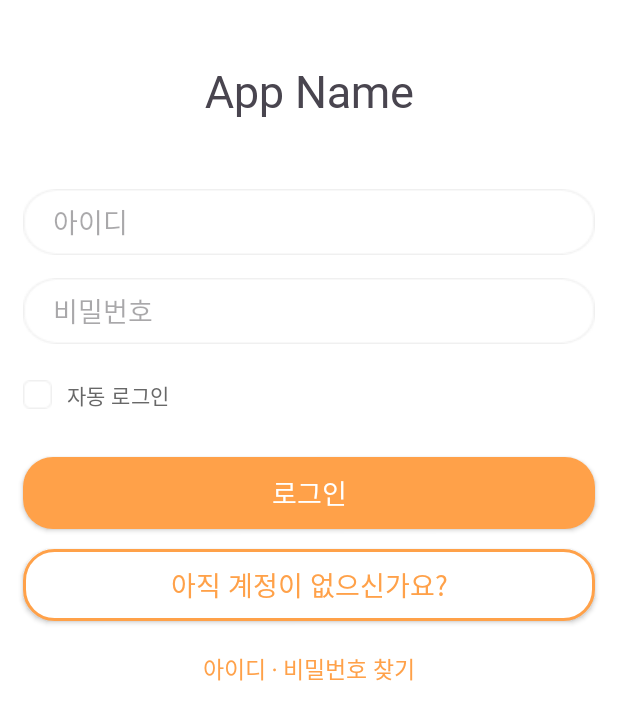
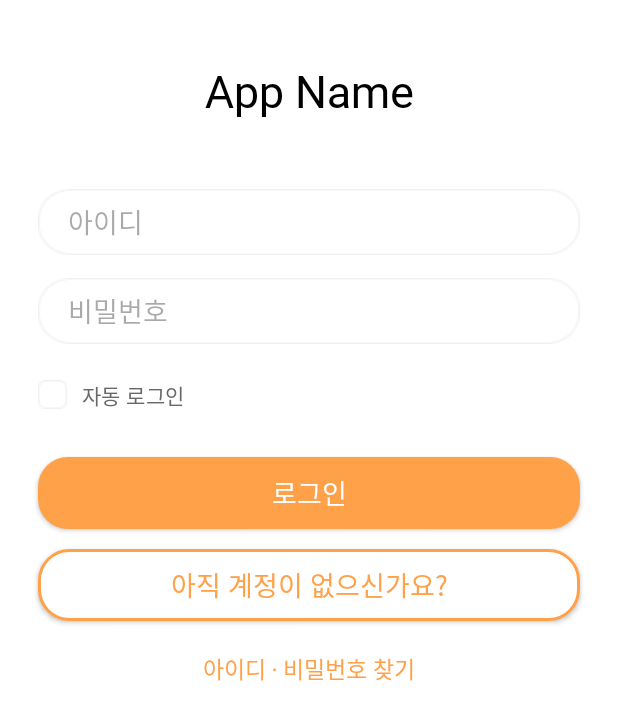
Before and after one commit to ringringring-capstone/ringringring_android, an Android app: the screen it shows after launch (loginActivity), on a phone screen of 412 x 824 dp. Shown: the top 720 px of the screen. Run offline under Robolectric (Android 15) with nearby library versions, the phone set to English and light mode, and no system bars; our stand-ins replace Dagger/Hilt's generated code.

Commit message:
fix : xml 어색한 부분 수정

```diff
--- a/app/src/main/res/drawable/background_bottomsheet_menu.xml
+++ b/app/src/main/res/drawable/background_bottomsheet_menu.xml
@@ -1,6 +1,5 @@
 <?xml version="1.0" encoding="utf-8"?>
 <layer-list xmlns:android="http://schemas.android.com/apk/res/android">
-
     <!-- 도형 -->
     <item>
         <shape android:shape="rectangle">
--- a/app/src/main/res/layout/activity_login_fragment.xml
+++ b/app/src/main/res/layout/activity_login_fragment.xml
@@ -17,6 +17,7 @@
         android:gravity="center"
         android:text="App Name"
         android:textSize="30sp"
+        android:textColor="@color/black"
         app:layout_constraintTop_toTopOf="parent" />
 
     <EditText
@@ -24,74 +25,91 @@
         android:layout_width="match_parent"
         android:layout_height="wrap_content"
         android:layout_marginHorizontal="15dp"
+        android:layout_marginStart="25dp"
         android:layout_marginTop="45dp"
+        android:layout_marginEnd="25dp"
         android:background="@drawable/background_inputdata_border_gray"
+        android:fontFamily="@font/ibm_plexsans_kr_regular"
         android:hint="아이디"
+        android:maxLines="1"
+        android:paddingHorizontal="20dp"
+        android:paddingVertical="7dp"
         android:textColor="@color/black"
-        android:fontFamily="@font/ibm_plexsans_kr_regular"
-        android:paddingHorizontal="20dp"
-        android:paddingVertical="6dp"
-        app:layout_constraintTop_toBottomOf="@+id/textView"
-        tools:layout_editor_absoluteX="10dp" />
+        app:layout_constraintEnd_toEndOf="parent"
+        app:layout_constraintStart_toStartOf="parent"
+        app:layout_constraintTop_toBottomOf="@+id/textView" />
 
     <EditText
         android:id="@+id/text_password"
         android:layout_width="match_parent"
         android:layout_height="wrap_content"
         android:layout_marginHorizontal="15dp"
+        android:layout_marginStart="25dp"
         android:layout_marginTop="15dp"
+        android:layout_marginEnd="25dp"
         android:background="@drawable/background_inputdata_border_gray"
         android:fontFamily="@font/ibm_plexsans_kr_regular"
         android:hint="비밀번호"
+        android:inputType="textPassword"
+        android:maxLines="1"
+        android:paddingHorizontal="20dp"
+        android:paddingVertical="7dp"
         android:textColor="@color/black"
-        android:paddingHorizontal="20dp"
-        android:paddingVertical="6dp"
-        app:layout_constraintTop_toBottomOf="@+id/text_id"
-        tools:layout_editor_absoluteX="10dp" />
+        app:layout_constraintEnd_toEndOf="parent"
+        app:layout_constraintStart_toStartOf="parent"
+        app:layout_constraintTop_toBottomOf="@+id/text_id" />
 
     <CheckBox
         android:id="@+id/btn_select_rememberMe"
         android:layout_width="wrap_content"
         android:layout_height="wrap_content"
-        android:layout_marginStart="15dp"
+        android:layout_marginStart="25dp"
         android:layout_marginTop="10dp"
+        android:button="@null"
+        android:buttonTint="@color/main_color"
+        android:drawableLeft="@drawable/selector_remember_me"
+        android:drawablePadding="10dp"
+        android:fontFamily="@font/ibm_plexsans_kr_medium"
         android:text="자동 로그인"
-        android:button="@null"
-        android:drawableLeft="@drawable/selector_remember_me"
-        android:buttonTint="@color/main_color"
         android:textColor="@color/text_color_gray"
-        android:fontFamily="@font/ibm_plexsans_kr_medium"
-        android:drawablePadding="10dp"
         app:layout_constraintStart_toStartOf="parent"
-        app:layout_constraintTop_toBottomOf="@+id/text_password"/>
+        app:layout_constraintTop_toBottomOf="@+id/text_password" />
 
     <androidx.appcompat.widget.AppCompatButton
         android:id="@+id/btn_login"
         android:layout_width="match_parent"
         android:layout_height="wrap_content"
         android:layout_marginHorizontal="15dp"
+        android:layout_marginStart="25dp"
         android:layout_marginTop="17dp"
+        android:layout_marginEnd="25dp"
+        android:paddingVertical="7dp"
+        android:background="@drawable/background_btn_maincolor"
+        android:fontFamily="@font/ibm_plexsans_kr_bold"
         android:text="로그인"
         android:textColor="@color/white"
         android:textSize="18sp"
-        android:fontFamily="@font/ibm_plexsans_kr_bold"
-        android:background="@drawable/background_btn_maincolor"
-        app:layout_constraintTop_toBottomOf="@+id/btn_select_rememberMe"
-        tools:layout_editor_absoluteX="15dp" />
+        app:layout_constraintEnd_toEndOf="parent"
+        app:layout_constraintStart_toStartOf="parent"
+        app:layout_constraintTop_toBottomOf="@+id/btn_select_rememberMe" />
 
     <androidx.appcompat.widget.AppCompatButton
         android:id="@+id/btn_go_membership"
         android:layout_width="match_parent"
         android:layout_height="wrap_content"
         android:layout_marginHorizontal="15dp"
+        android:layout_marginStart="25dp"
         android:layout_marginTop="13dp"
+        android:layout_marginEnd="25dp"
         android:background="@drawable/background_btn_border_maincolor"
         android:fontFamily="@font/ibm_plexsans_kr_bold"
         android:text="아직 계정이 없으신가요?"
+        android:paddingVertical="7dp"
         android:textColor="@color/main_color"
         android:textSize="18sp"
-        app:layout_constraintTop_toBottomOf="@+id/btn_login"
-        tools:layout_editor_absoluteX="15dp" />
+        app:layout_constraintEnd_toEndOf="parent"
+        app:layout_constraintStart_toStartOf="parent"
+        app:layout_constraintTop_toBottomOf="@+id/btn_login" />
 
     <TextView
         android:layout_width="match_parent"
```
Also changed, not shown: app/src/main/res/layout/activity_main.xml (+7 -0 lines), app/src/main/res/layout/activity_membership_fragment.xml (+11 -8 lines).
